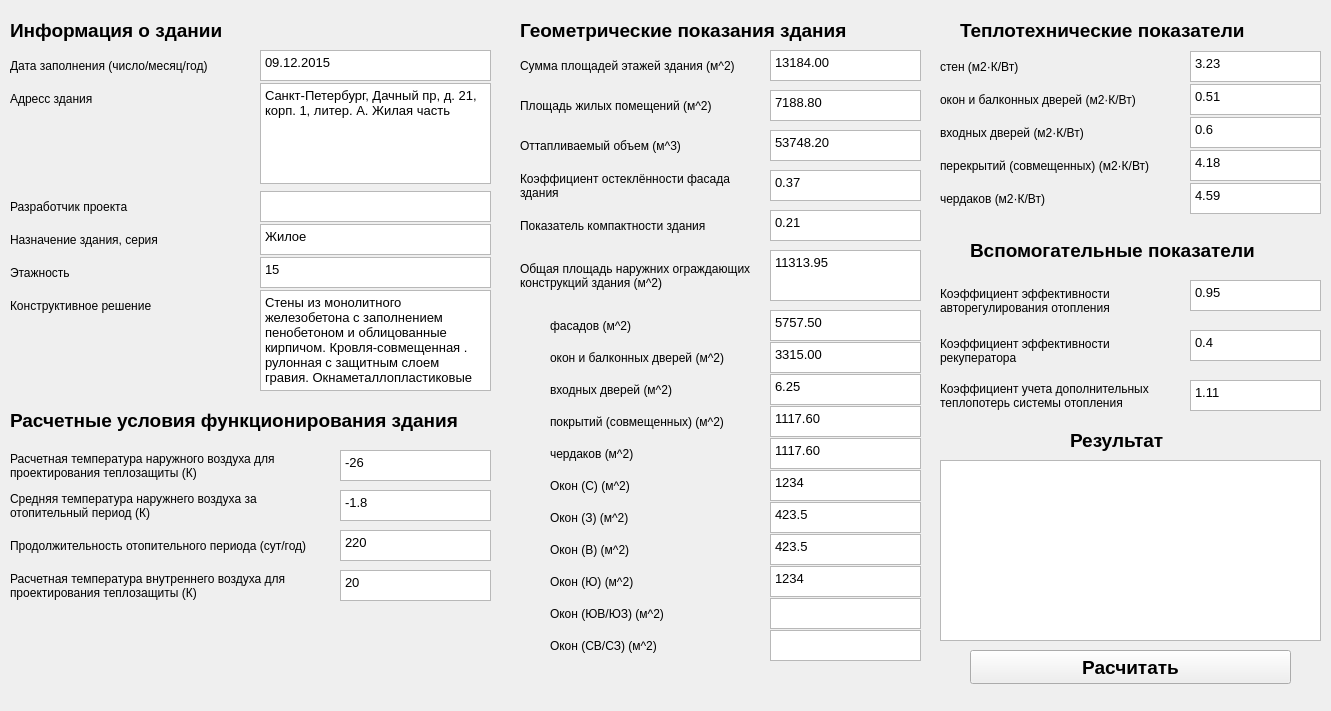
Before: the Qt Designer form ui/practice.ui in Sanek63/energy_efficiency_gui, drawn with Qt 5.
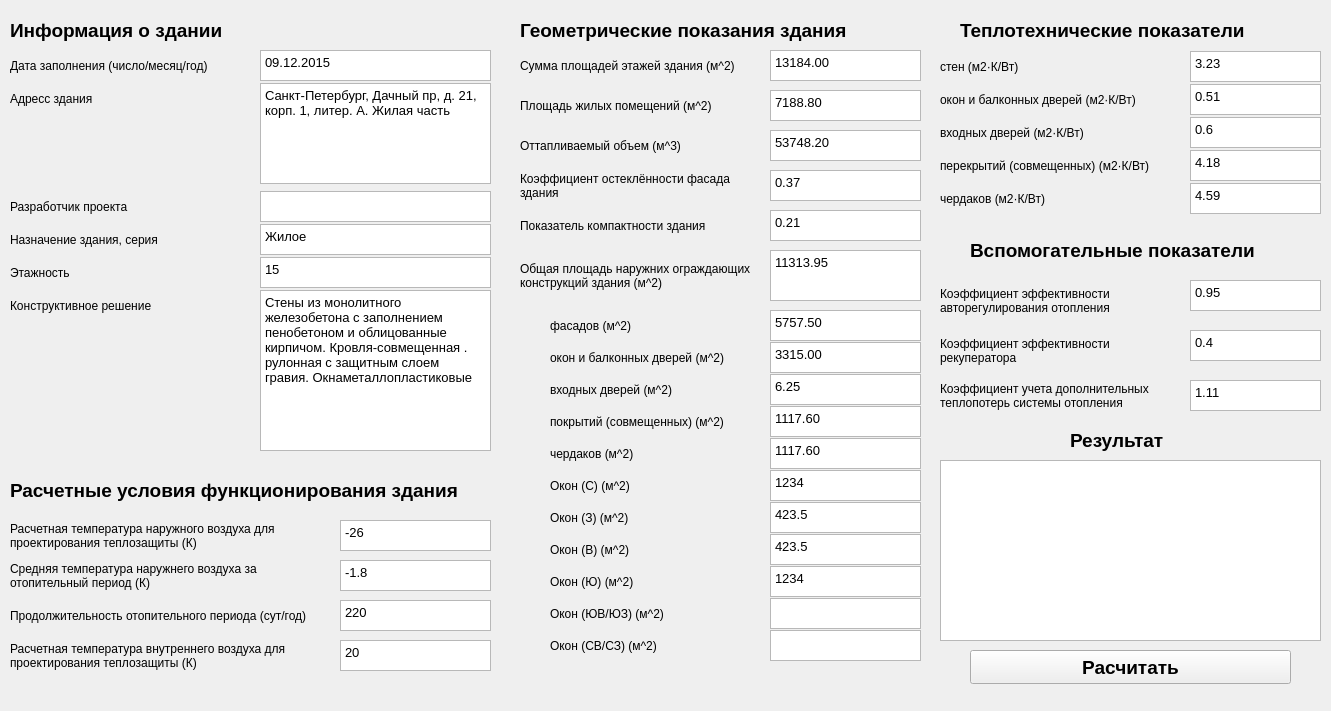
After: the same form once the commit is applied.

What changed in the file:
```diff
--- a/ui/practice.ui
+++ b/ui/practice.ui
@@ -234,7 +234,7 @@
    <property name="geometry">
     <rect>
      <x>340</x>
-     <y>530</y>
+     <y>600</y>
      <width>151</width>
      <height>31</height>
     </rect>
@@ -251,7 +251,7 @@
    <property name="geometry">
     <rect>
      <x>10</x>
-     <y>520</y>
+     <y>590</y>
      <width>311</width>
      <height>51</height>
     </rect>
@@ -297,7 +297,7 @@
    <property name="geometry">
     <rect>
      <x>10</x>
-     <y>490</y>
+     <y>560</y>
      <width>311</width>
      <height>31</height>
     </rect>
@@ -418,7 +418,7 @@
    <property name="geometry">
     <rect>
      <x>340</x>
-     <y>490</y>
+     <y>560</y>
      <width>151</width>
      <height>31</height>
     </rect>
@@ -478,7 +478,7 @@
    <property name="geometry">
     <rect>
      <x>10</x>
-     <y>400</y>
+     <y>470</y>
      <width>481</width>
      <height>41</height>
     </rect>
@@ -498,7 +498,7 @@
    <property name="geometry">
     <rect>
      <x>340</x>
-     <y>570</y>
+     <y>640</y>
      <width>151</width>
      <height>31</height>
     </rect>
@@ -621,7 +621,7 @@
    <property name="geometry">
     <rect>
      <x>10</x>
-     <y>450</y>
+     <y>520</y>
      <width>301</width>
      <height>31</height>
     </rect>
@@ -669,7 +669,7 @@
    <property name="geometry">
     <rect>
      <x>340</x>
-     <y>450</y>
+     <y>520</y>
      <width>151</width>
      <height>31</height>
     </rect>
@@ -686,7 +686,7 @@
    <property name="geometry">
     <rect>
      <x>10</x>
-     <y>570</y>
+     <y>640</y>
      <width>311</width>
      <height>31</height>
     </rect>
@@ -768,7 +768,7 @@
      <x>260</x>
      <y>290</y>
      <width>231</width>
-     <height>101</height>
+     <height>161</height>
     </rect>
    </property>
    <property name="html">
```
